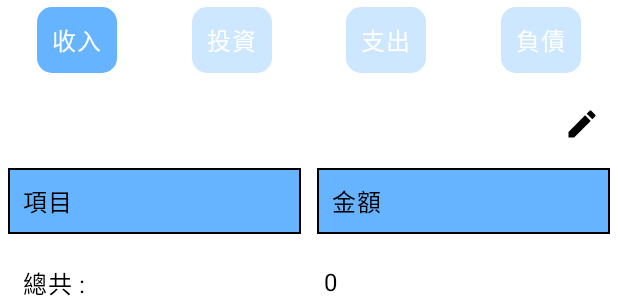
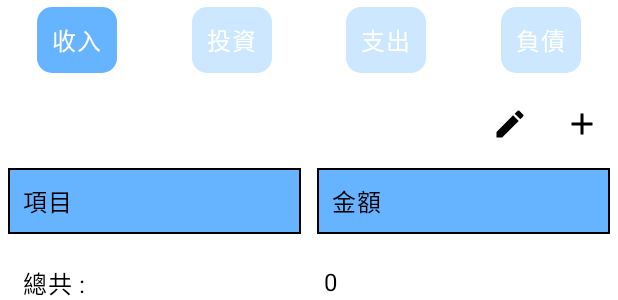
Before and after one commit to kikiouo201/FullMoonMoney, an Android app built with Jetpack Compose: the @Preview function MonthlyAccountingPreview, on a phone screen of 412 x 824 dp. Shown: the part 440-740 px from the top of the screen. Run offline under Robolectric (Android 15) with nearby library versions, the light colour scheme and no system bars; our stand-ins replace Room's generated code; libraries missing offline, so code that uses them is left out: com.github.mikephil.charting; 1 statement that could not run was skipped.

Commit message:
Add ability to edit and save project amounts in Monthly Accounting

```diff
--- a/app/src/main/java/com/example/fullmoonmoney/data/AllAssetDetails.kt
+++ b/app/src/main/java/com/example/fullmoonmoney/data/AllAssetDetails.kt
@@ -11,6 +11,10 @@ class AllAssetDetails(
         assetDetailsDao.insert(assetDetail)
     }
 
+    suspend fun addAssetDetailList(assetDetailList: List<AssetDetail>) {
+        assetDetailsDao.insertAll(assetDetailList)
+    }
+
     fun getAssetDetail(category: AssetCategory, date: String): Flow<List<AssetDetail>> {
         return assetDetailsDao.findByDetails(category.name, date)
     }
--- a/app/src/main/java/com/example/fullmoonmoney/ui/monthlyAccounting/MonthlyAccounting.kt
+++ b/app/src/main/java/com/example/fullmoonmoney/ui/monthlyAccounting/MonthlyAccounting.kt
@@ -11,7 +11,9 @@ import androidx.compose.foundation.layout.height
 import androidx.compose.foundation.layout.padding
 import androidx.compose.foundation.shape.RoundedCornerShape
 import androidx.compose.material.icons.Icons
-import androidx.compose.material.icons.filled.Create
+import androidx.compose.material.icons.filled.Add
+import androidx.compose.material.icons.filled.Done
+import androidx.compose.material.icons.filled.Edit
 import androidx.compose.material3.AlertDialog
 import androidx.compose.material3.Button
 import androidx.compose.material3.Icon
@@ -38,6 +40,7 @@ import androidx.compose.ui.unit.dp
 import androidx.lifecycle.compose.collectAsStateWithLifecycle
 import androidx.lifecycle.viewmodel.compose.viewModel
 import com.example.fullmoonmoney.R
+import com.example.fullmoonmoney.data.AssetDetail
 import com.example.fullmoonmoney.ui.custom.MonthlyAccountingBarChart
 import com.example.fullmoonmoney.ui.custom.ProgressIndicator
 import com.example.fullmoonmoney.ui.custom.TableContentCell
@@ -52,10 +55,12 @@ import com.example.fullmoonmoney.ui.theme.FullMoonMoneyTheme
 fun MonthlyAccounting(viewModel: MonthlyAccountingViewModel = viewModel()) {
 
     val viewState by viewModel.state.collectAsStateWithLifecycle()
+    val detailList = viewState.detailList.toMutableList()
     val selectedCategory = viewState.assetCategory
     val targetPrice by remember { viewModel.targetPrice }
     val currentMoney by remember { viewModel.currentMoney }
     val monthTargetPrice by remember { viewModel.monthTargetPrice }
+    var isEditContent by remember { mutableStateOf(false) }
     var isAddFixedItemDialog by remember { mutableStateOf(false) }
 
     Column {
@@ -93,7 +98,6 @@ fun MonthlyAccounting(viewModel: MonthlyAccountingViewModel = viewModel()) {
             progressColor = colorResource(R.color.teal_700),
             backgroundColor = colorResource(R.color.orange_200),
         )
-
         MonthlyAccountingBarChart(
             Modifier.height(100.dp),
             MaterialTheme.colorScheme.onPrimary
@@ -126,14 +130,34 @@ fun MonthlyAccounting(viewModel: MonthlyAccountingViewModel = viewModel()) {
             modifier = Modifier.fillMaxWidth(),
             horizontalArrangement = Arrangement.End,
         ) {
+            IconButton(onClick = {
+                if (isEditContent) viewModel.setAssetDetailList(detailList)
+                isEditContent = !isEditContent
+            }) {
+                if (isEditContent)
+                    Icon(
+                        imageVector = Icons.Filled.Done,
+                        contentDescription = "Done"
+                    )
+                else
+                    Icon(
+                        imageVector = Icons.Filled.Edit,
+                        contentDescription = "Edit"
+                    )
+            }
             IconButton(onClick = { isAddFixedItemDialog = true }) {
                 Icon(
-                    imageVector = Icons.Filled.Create,
-                    contentDescription = "create"
+                    imageVector = Icons.Filled.Add,
+                    contentDescription = "Add"
                 )
             }
         }
-        MonthlyAccountingTable(viewModel)
+        MonthlyAccountingTable(
+            total = viewModel.getTotal().toString(),
+            detailList = viewState.detailList,
+            isEditContent = isEditContent,
+            setAssetDetailItem = { viewModel.setAssetDetail(it, "") }
+        ) { index, amount -> detailList[index].amount = amount }
         if (isAddFixedItemDialog) {
             AddFixedItemDialog(
                 itemData = viewModel.getItemData(),
@@ -148,9 +172,15 @@ fun MonthlyAccounting(viewModel: MonthlyAccountingViewModel = viewModel()) {
 }
 
 @Composable
-fun MonthlyAccountingTable(viewModel: MonthlyAccountingViewModel) {
-    val viewState by viewModel.state.collectAsStateWithLifecycle()
+fun MonthlyAccountingTable(
+    total: String,
+    detailList: List<AssetDetail>,
+    isEditContent: Boolean,
+    setAssetDetailItem: (String) -> Unit,
+    setAssetDetail: (Int, String) -> Unit,
+) {
     val titleData = listOf(R.string.item, R.string.amount)
+    var amount by remember { mutableStateOf("") }
     var isAddItemDialog by remember { mutableStateOf(false) }
 
     Column(Modifier.fillMaxSize()) {
@@ -169,20 +199,22 @@ fun MonthlyAccountingTable(viewModel: MonthlyAccountingViewModel) {
                     .padding(10.dp)
             )
             Text(
-                text = viewModel.getTotal().toString(),
+                text = total,
                 Modifier
                     .weight(1f)
                     .padding(10.dp)
             )
         }
-        viewState.detailList.forEach { detail ->
-            // todo 待調整
+        detailList.forEachIndexed { index, detail ->
+            amount = detail.amount
             Row(Modifier.fillMaxWidth()) {
                 TableContentCell(
                     text = detail.item,
-                    textFieldText = detail.amount
+                    textFieldText = amount,
+                    isEdit = isEditContent
                 ) {
-                    viewModel.setAssetDetail(detail, it)
+                    amount = it
+                    setAssetDetail(index, it)
                 }
             }
         }
@@ -196,7 +228,7 @@ fun MonthlyAccountingTable(viewModel: MonthlyAccountingViewModel) {
             AddItemDialog(
                 onAdd = { text ->
                     if (text.isEmpty()) return@AddItemDialog
-                    viewModel.setAssetDetail(text, "")
+                    setAssetDetailItem(text)
                     isAddItemDialog = false
                 },
                 onCancel = { isAddItemDialog = false }
```
Also changed, not shown: app/src/main/java/com/example/fullmoonmoney/ui/custom/Table.kt (+11 -3 lines), app/src/main/java/com/example/fullmoonmoney/ui/monthlyAccounting/MonthlyAccountingViewModel.kt (+2 -5 lines).
